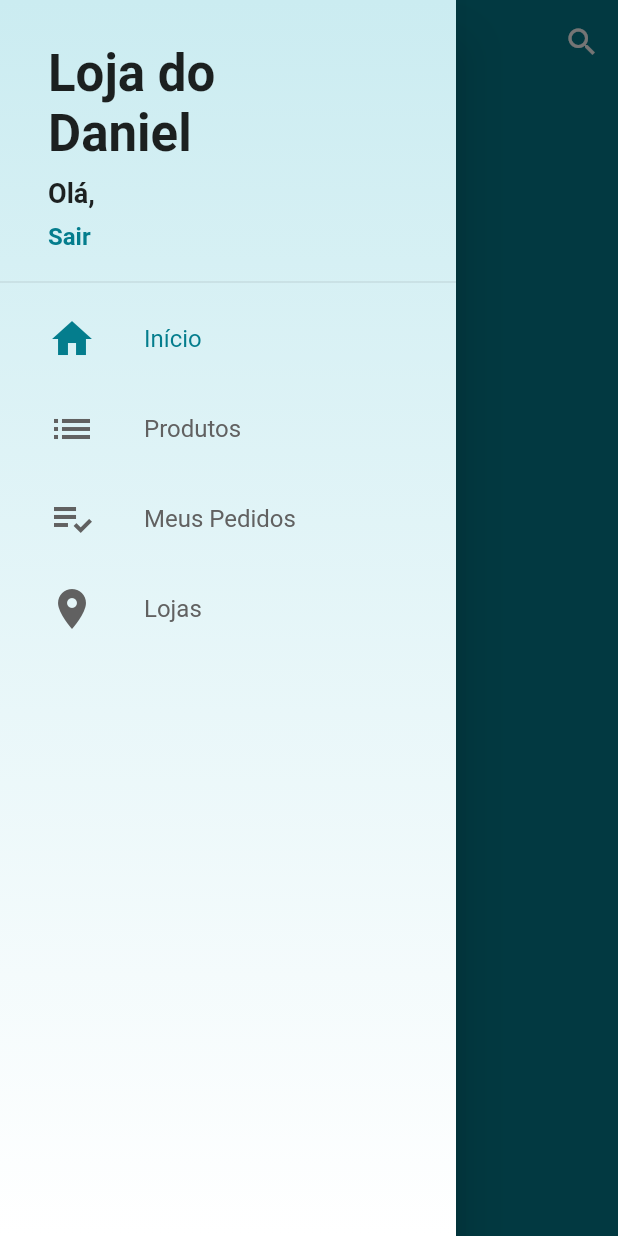
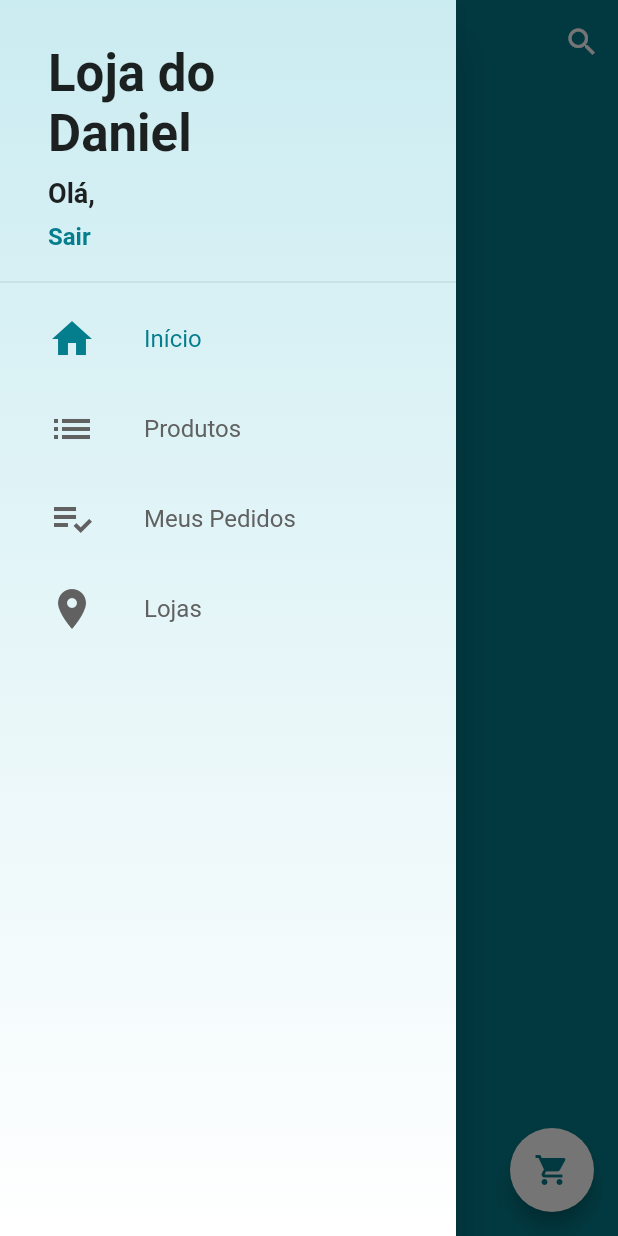
Before and after one commit to Dhciolfi/loja_virtual, a Flutter app: the ProductsScreen screen opened directly, with the side drawer open, on a phone screen of 412 x 824 dp. Run offline on Flutter 3.47's test engine with Material 2 defaults, Android fonts, the phone set to English and light mode, and no system bars; our stand-ins replace carousel_pro, cloud_firestore, firebase_auth; accounts and stored records are empty.

Commit message:
Salvando o Carrinho do Usuario e Empilhando Itens

```diff
--- a/lib/screens/products/products_screen.dart
+++ b/lib/screens/products/products_screen.dart
@@ -78,6 +78,14 @@ class ProductsScreen extends StatelessWidget {
           );
         },
       ),
+      floatingActionButton: FloatingActionButton(
+        backgroundColor: Colors.white,
+        foregroundColor: Theme.of(context).primaryColor,
+        onPressed: (){
+          Navigator.of(context).pushNamed('/cart');
+        },
+        child: Icon(Icons.shopping_cart),
+      ),
     );
   }
 }
```
Also changed, not shown: lib/models/cart_manager.dart (+8 -1 lines), lib/models/cart_product.dart (+11 -0 lines).
